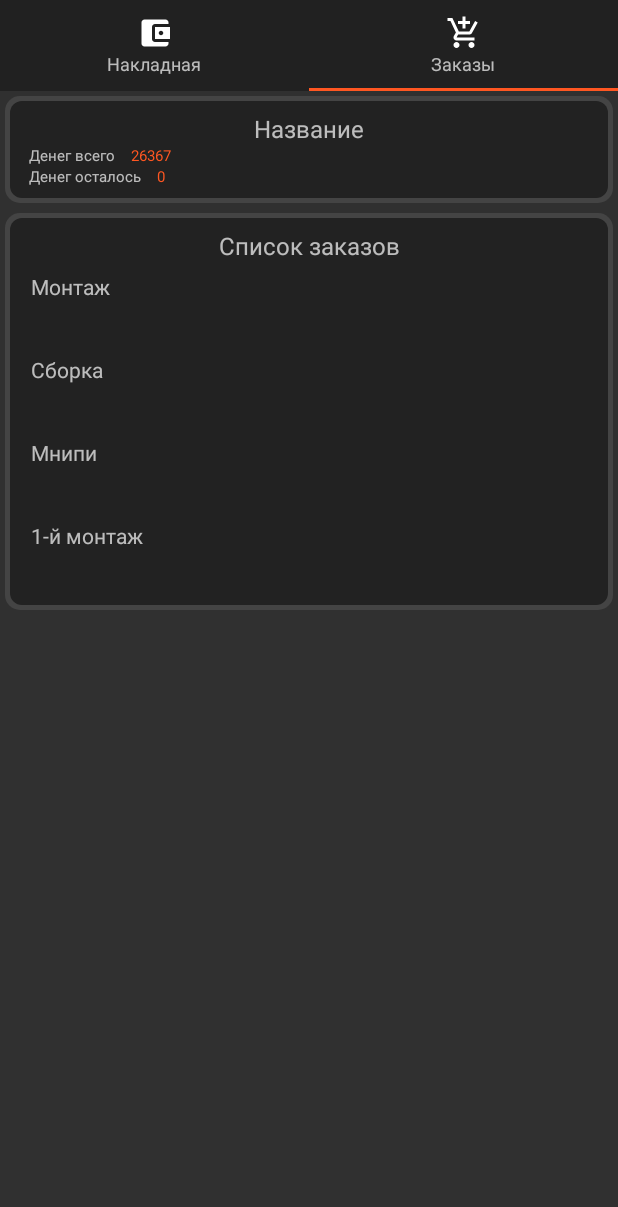
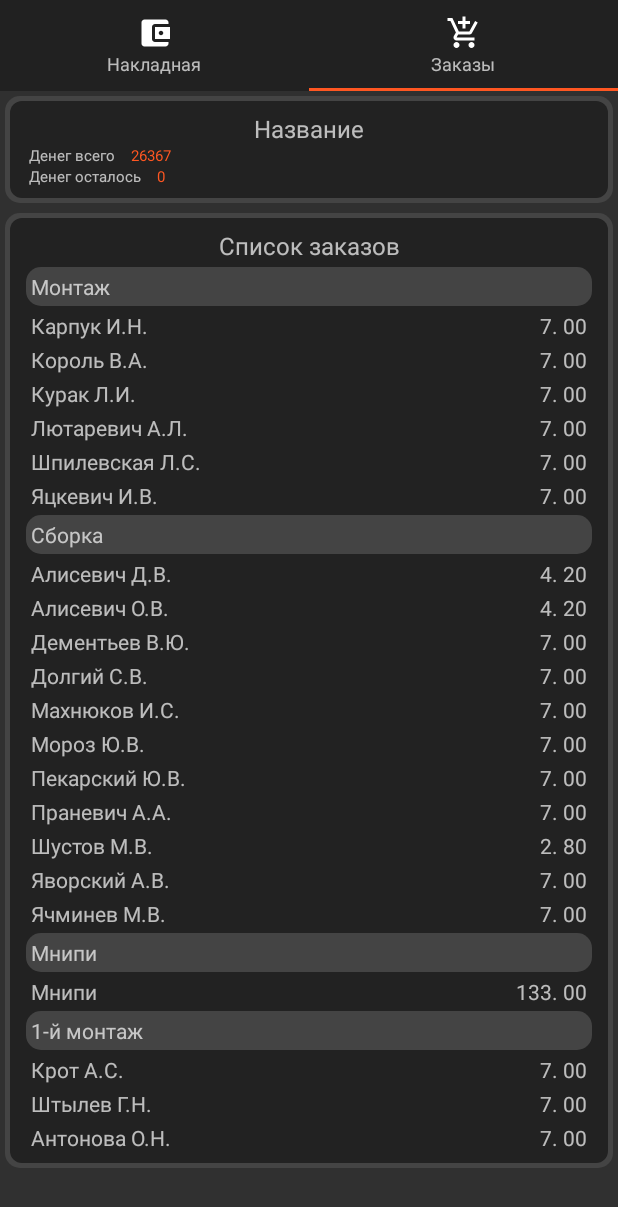
Before and after one commit to VadimSquorpikkor/MagazAssistant5, an Android app: the screen it shows after launch (MainActivity), tab 2 chosen, on a phone screen of 412 x 824 dp. Shown: the top 1207 px of the screen. Run offline under Robolectric (Android 15) with nearby library versions, the phone set to English and light mode, and no system bars.

Commit message:
1.11 - 16/02/21 1. OrderEmployeeAdapter — отображение списка работников в ресайклере локаций (фрагмент ордеров). Отображение количества денежного лимита на каждого работника в ресайклере ордеров

```diff
--- a/app/build.gradle
+++ b/app/build.gradle
@@ -10,8 +10,8 @@ android {
         minSdk 21
         targetSdk 31
         versionCode 1
-        versionName "1.09"
-
+        versionName "1.11"
+        setProperty("archivesBaseName", "MagazAssistant5-v" + versionName)
         testInstrumentationRunner "androidx.test.runner.AndroidJUnitRunner"
     }
 
--- a/app/src/main/java/com/squorpikkor/magazassistant5/ui/main/MainViewModel.java
+++ b/app/src/main/java/com/squorpikkor/magazassistant5/ui/main/MainViewModel.java
@@ -36,12 +36,10 @@ public class MainViewModel extends ViewModel {
     private MutableLiveData<Integer> smallKefirCount;
     private MutableLiveData<Integer> invoiceTotal;
     private MutableLiveData<Integer> invoiceLeft;
-
-
-    private int moneyForEmployeePerDay;//сумма на человекодень
+    private MutableLiveData<Integer> moneyForEmployeePerDay;//сумма на человекодень
 
     public MainViewModel() {
-        moneyForEmployeePerDay = 0;
+        moneyForEmployeePerDay = new MutableLiveData<>(0);
         locations = new MutableLiveData<>();
         employees = new MutableLiveData<>();
         orders = new MutableLiveData<>();
@@ -106,10 +104,17 @@ public class MainViewModel extends ViewModel {
     public MutableLiveData<Integer> getInvoiceLeft() {
         return invoiceLeft;
     }
+    /**На какую сумму купить товара пользоватедю. Считается, как сумма указанная в накладной
+     * деленная на количество всех дней у всех пользователей умноженная на количество дней,
+     * которые выбранный пользователь отработал*/
+    public MutableLiveData<Integer> getMoneyForEmployeePerDay() {
+        return moneyForEmployeePerDay;
+    }
 
     public void update() {
         calculateInvoice();
         locations.setValue(locations.getValue());//перезапускаю ресайклер для ордеров при изменениях в накладной (если поменялось кол-во дней, то и сумма денег у работника изменится)
+
     }
 
     private void проверка() {
@@ -152,7 +157,7 @@ public class MainViewModel extends ViewModel {
                 bigKefirCount*kefirPrice.getValue()+
                 smallKefirCount*kefirSmallPrice.getValue();
         Log.e(TAG, "calculateInvoice: JB-"+bigJuiceCount+" JS-"+smallJuiceCount+" KB-"+bigKefirCount+" KS-"+smallKefirCount);
-        if (totalDaysForAllEmployees!=0) moneyForEmployeePerDay = totalPrice/totalDaysForAllEmployees;
+        if (totalDaysForAllEmployees!=0) moneyForEmployeePerDay.setValue(totalPrice/totalDaysForAllEmployees);
 
         //moneyForEmployeePerDay = JUICE_PER_DAY*juicePrice.getValue()+KEFIR_PER_DAY*kefirPrice.getValue();
         //это не совсем так: маленький сок не стоит четверть цены от большого, а значит при объеме
@@ -166,12 +171,7 @@ public class MainViewModel extends ViewModel {
         this.invoiceTotal.setValue(totalPrice);
     }
 
-    /**На какую сумму купить товара пользоватедю. Считается, как сумма указанная в накладной
-     * деленная на количество всех дней у всех пользователей умноженная на количество дней,
-     * которые выбранный пользователь отработал*/
-    public int moneyForEmployee(Employee employee) {
-        return employee.getDays()*moneyForEmployeePerDay;
-    }
+
 
     /**Возвращает всех работников выбранной локации*/
     public ArrayList<Employee> getEmployeesByLocation(Location location) {
@@ -181,7 +181,6 @@ public class MainViewModel extends ViewModel {
             if (employee.getLocationId().equals(location.getId())) {
                 list.add(employee);
             }
-
         }
         return list;
     }
--- a/app/src/main/java/com/squorpikkor/magazassistant5/ui/main/adapter/LocationAdapter.java
+++ b/app/src/main/java/com/squorpikkor/magazassistant5/ui/main/adapter/LocationAdapter.java
@@ -1,6 +1,7 @@
 package com.squorpikkor.magazassistant5.ui.main.adapter;
 
 import static com.squorpikkor.magazassistant5.ui.main.App.TAG;
+import static com.squorpikkor.magazassistant5.ui.main.App.getContext;
 
 import android.annotation.SuppressLint;
 import android.util.Log;
@@ -10,6 +11,7 @@ import android.view.ViewGroup;
 import android.widget.TextView;
 
 import androidx.annotation.NonNull;
+import androidx.recyclerview.widget.LinearLayoutManager;
 import androidx.recyclerview.widget.RecyclerView;
 
 import com.squorpikkor.magazassistant5.R;
@@ -79,6 +81,11 @@ public class LocationAdapter extends RecyclerView.Adapter<LocationAdapter.Adapte
             for (Employee employee:allEmployees) Log.e(TAG, ": "+employee.getName()+" всего дней: "+employee.getDays());
         }
 
+        RecyclerView recyclerView = holder.recyclerView;
+        OrderEmployeeAdapter adapter = new OrderEmployeeAdapter(mainViewModel);
+        recyclerView.setLayoutManager(new LinearLayoutManager(getContext()));
+        recyclerView.setAdapter(adapter);
+        adapter.setList(allEmployees);
 
     }
 
@@ -90,10 +97,12 @@ public class LocationAdapter extends RecyclerView.Adapter<LocationAdapter.Adapte
     public class AdapterViewHolder extends RecyclerView.ViewHolder {
 
         private final TextView textName;
+        RecyclerView recyclerView;
 
         public AdapterViewHolder(@NonNull View itemView) {
             super(itemView);
             textName = itemView.findViewById(R.id.text_name);
+            recyclerView = itemView.findViewById(R.id.recycler);
 
             itemView.setOnClickListener(view -> {
                 if (onItemClickListener != null)
--- /dev/null
+++ b/app/src/main/java/com/squorpikkor/magazassistant5/ui/main/adapter/OrderEmployeeAdapter.java
@@ -0,0 +1,72 @@
+package com.squorpikkor.magazassistant5.ui.main.adapter;
+
+import static com.squorpikkor.magazassistant5.ui.main.App.TAG;
+
+import android.annotation.SuppressLint;
+import android.view.LayoutInflater;
+import android.view.View;
+import android.view.ViewGroup;
+import android.widget.TextView;
+
+import androidx.annotation.NonNull;
+import androidx.recyclerview.widget.RecyclerView;
+
+import com.squorpikkor.magazassistant5.R;
+import com.squorpikkor.magazassistant5.ui.main.MainViewModel;
+import com.squorpikkor.magazassistant5.ui.main.entities.Employee;
+import com.squorpikkor.magazassistant5.ui.main.utils.Utils;
+
+import java.util.ArrayList;
+
+public class OrderEmployeeAdapter extends RecyclerView.Adapter<OrderEmployeeAdapter.AdapterViewHolder>{
+
+    private MainViewModel mainViewModel;
+
+    public OrderEmployeeAdapter(MainViewModel mainViewModel) {
+        this.mainViewModel = mainViewModel;
+    }
+
+    private ArrayList<Employee> list;
+
+    @SuppressLint("NotifyDataSetChanged")
+    public void setList(ArrayList<Employee> list) {
+        if (list == null)
+            list = new ArrayList<>();//Если list == null, то в ресайклер будет передан пустой лист
+        this.list = list;
+        notifyDataSetChanged();
+    }
+
+    @NonNull
+    @Override
+    public AdapterViewHolder onCreateViewHolder(@NonNull ViewGroup parent, int viewType) {
+        View view = LayoutInflater.from(parent.getContext()).inflate(R.layout.item_employee, parent, false);
+        return new AdapterViewHolder(view);
+    }
+
+    @Override
+    public void onBindViewHolder(@NonNull AdapterViewHolder holder, int position) {
+        Employee employee = list.get(position);
+        holder.textName.setText(employee.getName());
+        holder.textMoney.setText(Utils.integerToMoneyString(employee.getMoneyLimit(mainViewModel.getMoneyForEmployeePerDay().getValue())));
+
+    }
+
+    @Override
+    public int getItemCount() {
+        return list.size();
+    }
+
+    public class AdapterViewHolder extends RecyclerView.ViewHolder {
+
+        private final TextView textName;
+        private final TextView textMoney;
+
+        public AdapterViewHolder(@NonNull View itemView) {
+            super(itemView);
+            textName = itemView.findViewById(R.id.text_name);
+            textMoney = itemView.findViewById(R.id.text_money);
+
+        }
+    }
+
+}
--- a/app/src/main/java/com/squorpikkor/magazassistant5/ui/main/entities/Employee.java
+++ b/app/src/main/java/com/squorpikkor/magazassistant5/ui/main/entities/Employee.java
@@ -65,5 +65,9 @@ public class Employee extends Entity{
         Arrays.fill(workingDaysArray, state);
     }
 
+    /**На какую сумму работник может взять продуктов*/
+    public int getMoneyLimit(int moneyPerDay) {
+        return getDays()*moneyPerDay;
+    }
 
 }
--- /dev/null
+++ b/app/src/main/java/com/squorpikkor/magazassistant5/ui/main/utils/Utils.java
@@ -0,0 +1,13 @@
+package com.squorpikkor.magazassistant5.ui.main.utils;
+
+public class Utils {
+
+   public static String integerToMoneyString(int money) {
+      int rub = money/100;
+      int kop = money%100;
+      String kopS = kop<10?"0"+kop:""+kop;
+//      return ""+rub+"р. "+kopS+"коп.";
+      return ""+rub+". "+kopS;
+   }
+
+}
--- /dev/null
+++ b/app/src/main/res/layout/item_employee.xml
@@ -0,0 +1,33 @@
+<?xml version="1.0" encoding="utf-8"?>
+<LinearLayout xmlns:android="http://schemas.android.com/apk/res/android"
+    xmlns:app="http://schemas.android.com/apk/res-auto"
+    android:layout_width="match_parent"
+    android:layout_height="wrap_content"
+    xmlns:tools="http://schemas.android.com/tools"
+    android:layout_marginStart="3dp"
+    android:layout_marginTop="3dp"
+    android:layout_marginEnd="3dp"
+    android:elevation="10dp"
+    android:orientation="horizontal">
+
+    <TextView
+        android:id="@+id/text_name"
+        android:layout_width="0dp"
+        android:layout_height="wrap_content"
+        android:layout_weight="2"
+        app:layout_constraintEnd_toEndOf="parent"
+        app:layout_constraintStart_toStartOf="parent"
+        app:layout_constraintTop_toTopOf="parent" />
+
+    <TextView
+        android:id="@+id/text_money"
+        android:layout_width="0dp"
+        android:layout_height="wrap_content"
+        android:layout_weight="1"
+        android:gravity="end"
+        tools:text="7.00"
+        app:layout_constraintEnd_toEndOf="parent"
+        app:layout_constraintStart_toStartOf="parent"
+        app:layout_constraintTop_toTopOf="parent" />
+
+</LinearLayout>
--- a/app/src/main/res/layout/item_location.xml
+++ b/app/src/main/res/layout/item_location.xml
@@ -12,18 +12,16 @@
 
     <TextView
         android:id="@+id/text_name"
-        android:layout_width="wrap_content"
+        android:layout_width="match_parent"
         android:layout_height="wrap_content"
         tools:text="Name"
         android:padding="3dp"
+        android:background="@drawable/my_shape"
         />
 
-    <TextView
-        android:id="@+id/text"
-        android:layout_width="wrap_content"
+    <androidx.recyclerview.widget.RecyclerView
+        android:layout_width="match_parent"
         android:layout_height="wrap_content"
-        tools:text="text"
-        android:padding="3dp"
-        />
+        android:id="@+id/recycler"/>
 
 </LinearLayout>
--- a/app/src/main/res/values/colors.xml
+++ b/app/src/main/res/values/colors.xml
@@ -9,5 +9,6 @@
     <color name="white">#FFFFFFFF</color>
 
     <color name="colorLightGray">#c4c4c4</color>
+    <color name="colorGray">#444444</color>
     <color name="colorOrange">#FF5722</color>
 </resources>
```
Also changed, not shown: 4 other files.
